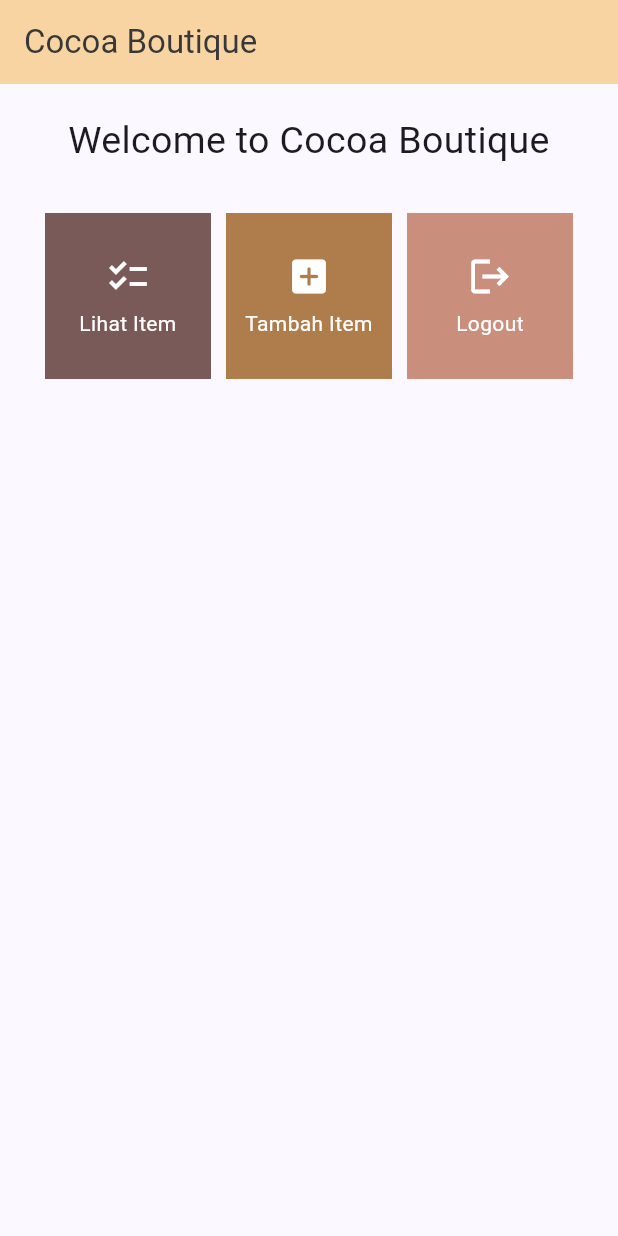
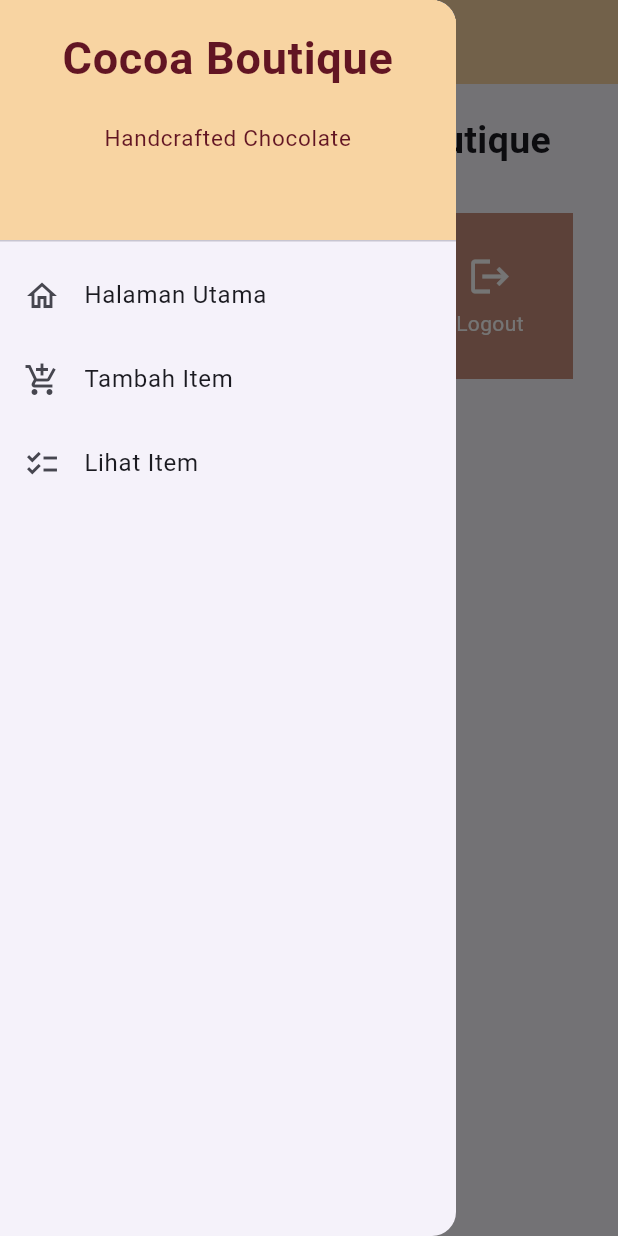
Before and after one commit to slmnrl/cocoa-boutique-mobile, a Flutter app: the screen it shows after launch, with the side drawer open (before the commit the screen has no drawer), on a phone screen of 412 x 824 dp. Run offline on Flutter 3.47's test engine with Material 2 defaults, Android fonts, the phone set to English and light mode, and no system bars.

Commit message:
TUGAS 8 SELESAI

```diff
--- a/lib/main.dart
+++ b/lib/main.dart
@@ -1,5 +1,5 @@
 import 'package:flutter/material.dart';
-import 'package:cocoa_boutique/menu.dart';
+import 'package:cocoa_boutique/screens/menu.dart';
 
 void main() {
   runApp(const MyApp());
--- a/lib/menu.dart
+++ /dev/null
@@ -1,127 +0,0 @@
-import 'package:flutter/material.dart';
-
-class ShopItem {
-  final String name;
-  final IconData icon;
-
-  ShopItem(this.name, this.icon);
-}
-
-class ShopCard extends StatelessWidget {
-  final ShopItem item;
-  final Color bgColor;
-
-  const ShopCard(this.item, this.bgColor, {super.key}) ; // Constructor
-
-  @override
-  Widget build(BuildContext context) {
-    return Material(
-      color: bgColor,
-      child: InkWell(
-        // Area responsive terhadap sentuhan
-        onTap: () {
-          // Memunculkan SnackBar ketika diklik
-          ScaffoldMessenger.of(context)
-            ..hideCurrentSnackBar()
-            ..showSnackBar(SnackBar(
-                content: Text("Kamu telah menekan tombol ${item.name}")));
-        },
-        child: Container(
-          // Container untuk menyimpan Icon dan Text
-          padding: const EdgeInsets.all(8),
-          child: Center(
-            child: Column(
-              mainAxisAlignment: MainAxisAlignment.center,
-              children: [
-                Icon(
-                  item.icon,
-                  color: Colors.white,
-                  size: 30.0,
-                ),
-                const Padding(padding: EdgeInsets.all(3)),
-                Text(
-                  item.name,
-                  textAlign: TextAlign.center,
-                  style: const TextStyle(color: Colors.white),
-                ),
-
-              ],
-            ),
-          ),
-        ),
-      ),
-    );
-  }
-}
-
-class MyHomePage extends StatelessWidget {
-    MyHomePage({Key? key}) : super(key: key);
-
-    final List<ShopItem> items = [
-        ShopItem("Lihat Item", Icons.checklist),
-        ShopItem("Tambah Item", Icons.add_box_rounded),
-        ShopItem("Logout", Icons.logout),
-    ];
-
-    @override
-    Widget build(BuildContext context) {
-        return Scaffold(
-        appBar: AppBar(
-          title: const Text(
-            'Cocoa Boutique',
-            style: TextStyle(
-              color: Color.fromARGB(255, 56, 56, 56), // Ubah warna teks menjadi abu tua
-            ),
-          ),
-          backgroundColor: Color.fromARGB(235, 248, 209, 154),
-
-        ),
-        body: SingleChildScrollView(
-          // Widget wrapper yang dapat discroll
-          child: Padding(
-            padding: const EdgeInsets.all(10.0), // Set padding dari halaman
-            child: Column(
-              // Widget untuk menampilkan children secara vertikal
-              children: <Widget>[
-                const Padding(
-                  padding: EdgeInsets.only(top: 10.0, bottom: 10.0),
-                  // Widget Text untuk menampilkan tulisan dengan alignment center dan style yang sesuai
-                  child: Text(
-                    'Welcome to Cocoa Boutique', // Text yang menandakan toko
-                    textAlign: TextAlign.center,
-                    style: TextStyle(
-                      fontSize: 25,
-                      fontWeight: FontWeight.normal,
-                    ),
-                  ),
-                ),
-                // Grid layout
-                GridView.count(
-                  // Container pada card kita.
-                  primary: true,
-                  padding: const EdgeInsets.all(20),
-                  crossAxisSpacing: 10,
-                  mainAxisSpacing: 10,
-                  crossAxisCount: 3,
-                  shrinkWrap: true,
-                  children: items.map((ShopItem item) {
-                    // Iterasi untuk setiap item
-                    Color bgColor = Colors.indigo; // Definisikan warna latar belakang sesuai item
-
-                    if (item.name == "Lihat Item") {
-                      bgColor = Color.fromARGB(255, 122, 89, 89); // Misalnya, warna latar belakang untuk "Lihat Item" adalah biru
-                    } else if (item.name == "Tambah Item") {
-                      bgColor = Color.fromARGB(255, 175, 124, 76); // Warna latar belakang untuk "Tambah Item" adalah hijau
-                    } else if (item.name == "Logout") {
-                      bgColor = Color.fromARGB(255, 201, 142, 124); // Warna latar belakang untuk "Logout" adalah merah
-                    }
-                    return ShopCard(item, bgColor);
-                  }).toList(),
-                ),
-              ],
-            ),
-          ),
-        ),
-      );
-    }
-}
--- /dev/null
+++ b/lib/models/models.dart
@@ -0,0 +1,11 @@
+class Item {
+  String name;
+  int amount;
+  String description;
+
+  Item({
+    required this.name,
+    required this.amount,
+    required this.description,
+  });
+}
--- /dev/null
+++ b/lib/screens/menu.dart
@@ -0,0 +1,76 @@
+import 'package:flutter/material.dart';
+import 'package:cocoa_boutique/widgets/left_drawer.dart';
+import 'package:cocoa_boutique/widgets/shop_cart.dart';
+
+class MyHomePage extends StatelessWidget {
+  MyHomePage({Key? key}) : super(key: key);
+
+  final List<ShopItem> items = [
+    ShopItem("Lihat Item", Icons.checklist),
+    ShopItem("Tambah Item", Icons.add_shopping_cart),
+    ShopItem("Logout", Icons.logout),
+  ];
+
+  @override
+  Widget build(BuildContext context) {
+    return Scaffold(
+      appBar: AppBar(
+        title: const Text(
+          'Cocoa Boutique',
+          style: TextStyle(
+            color: Color.fromARGB(255, 98, 21, 35), // Ubah warna teks
+          ),
+        ),
+        backgroundColor: Color.fromARGB(235, 248, 209, 154),
+        foregroundColor: Colors.white,
+      ),
+      drawer: const LeftDrawer(),
+      body: SingleChildScrollView(
+        // Widget wrapper yang dapat discroll
+        child: Padding(
+          padding: const EdgeInsets.all(10.0), // Set padding dari halaman
+          child: Column(
+            // Widget untuk menampilkan children secara vertikal
+            children: <Widget>[
+              const Padding(
+                padding: EdgeInsets.only(top: 10.0, bottom: 10.0),
+                // Widget Text untuk menampilkan tulisan dengan alignment center dan style yang sesuai
+                child: Text(
+                  'Welcome to Cocoa Boutique', // Text yang menandakan toko
+                  textAlign: TextAlign.center,
+                  style: TextStyle(
+                    fontSize: 25,
+                    fontWeight: FontWeight.bold,
+                  ),
+                ),
+              ),
+              // Grid layout
+              GridView.count(
+                // Container pada card kita.
+                primary: true,
+                padding: const EdgeInsets.all(20),
+                crossAxisSpacing: 10,
+                mainAxisSpacing: 10,
+                crossAxisCount: 3,
+                shrinkWrap: true,
+                children: items.map((ShopItem item) {
+                  // Iterasi untuk setiap item
+                  Color bgColor = Colors.indigo;
+
+                  if (item.name == "Lihat Item") {
+                    bgColor = Color.fromARGB(255, 122, 89, 89); // Misalnya, warna latar belakang untuk "Lihat Item" adalah biru
+                  } else if (item.name == "Tambah Item") {
+                    bgColor = Color.fromARGB(255, 175, 124, 76);
+                  } else if (item.name == "Logout") {
+                    bgColor = Color.fromARGB(255, 201, 142, 124);
+                  }
+                  return ShopCard(item, bgColor);
+                }).toList(),
+              ),
+            ],
+          ),
+        ),
+      ),
+    );
+  }
+}
--- /dev/null
+++ b/lib/widgets/left_drawer.dart
@@ -0,0 +1,82 @@
+import 'package:flutter/material.dart';
+import 'package:cocoa_boutique/screens/menu.dart';
+import 'package:cocoa_boutique/screens/shoplist_form.dart';
+import 'package:cocoa_boutique/screens/item_list.dart';
+
+class LeftDrawer extends StatelessWidget {
+    const LeftDrawer({super.key});
+
+    @override
+    Widget build(BuildContext context) {
+        return Drawer(
+            child: ListView(
+                children: [
+                    const DrawerHeader(
+                        decoration: BoxDecoration(
+                            color: Color.fromARGB(235, 248, 209, 154),
+                        ),
+                        child: Column(
+                            children: [
+                            Text(
+                                'Cocoa Boutique',
+                                textAlign: TextAlign.center,
+                                style: TextStyle(
+                                    fontSize: 30,
+                                    fontWeight: FontWeight.bold,
+                                    color: Color.fromARGB(255, 98, 21, 35),
+                                ),
+                            ),
+                            Padding(padding: EdgeInsets.all(10)),
+                            Text("Handcrafted Chocolate",
+                                textAlign: TextAlign.center,
+                                style: TextStyle(
+                                    fontSize: 15,
+                                    color: Color.fromARGB(255, 98, 21, 35),
+                                    ),
+                                ),
+                            ],
+                        ),
+                    ),
+                // Bagian routing
+                ListTile(
+                    leading: const Icon(Icons.home_outlined),
+                    title: const Text('Halaman Utama'),
+                    // Bagian redirection ke MyHomePage
+                    onTap: () {
+                        Navigator.pushReplacement(
+                            context,
+                            MaterialPageRoute(
+                            builder: (context) => MyHomePage(),
+                            ));
+                    },
+                ),
+
+                ListTile(
+                    leading: const Icon(Icons.add_shopping_cart),
+                    title: const Text('Tambah Item'),
+                    // Bagian redirection ke ShopFormPage
+                    onTap: () {
+                        Navigator.pushReplacement(
+                            context,
+                            MaterialPageRoute(
+                            builder: (context) => ShopFormPage(),
+                            ));
+                    },
+                ),
+                ListTile(
+                  leading: const Icon(Icons.checklist),
+                  title: const Text('Lihat Item'),
+                  onTap: () {
+                    Navigator.pushReplacement(
+                      context,
+                      MaterialPageRoute(
+                      builder: (context) => ItemListPage(itemList: itemList),
+                    ));
+                  },
+                )
+
+                ],
+            ),
+        );
+    }
+}
--- /dev/null
+++ b/lib/widgets/shop_cart.dart
@@ -0,0 +1,72 @@
+import 'package:flutter/material.dart';
+import 'package:cocoa_boutique/screens/shoplist_form.dart';
+import 'package:cocoa_boutique/screens/item_list.dart';
+
+class ShopItem {
+  final String name;
+  final IconData icon;
+
+  ShopItem(this.name, this.icon);
+}
+
+class ShopCard extends StatelessWidget {
+  final ShopItem item;
+  final Color bgColor;
+
+  const ShopCard(this.item, this.bgColor, {super.key}); // Constructor
+
+  @override
+  Widget build(BuildContext context) {
+    return Material(
+      color: bgColor,
+      child: InkWell(
+        // Area responsive terhadap sentuhan
+        onTap: () {
+          // Memunculkan SnackBar ketika diklik
+          ScaffoldMessenger.of(context)
+            ..hideCurrentSnackBar()
+            ..showSnackBar(SnackBar(
+                content: Text("Kamu telah menekan tombol ${item.name}!")));
+          // Gunakan Navigator untuk melakukan navigasi MaterialPageRoute yang sesuai
+
+          if (item.name == "Tambah Item") {
+            Navigator.push(
+                context,
+                MaterialPageRoute(
+                  builder: (context) => ShopFormPage(),
+                ));
+
+          }
+          if (item.name == "Lihat Item") {
+            Navigator.push(
+                context,
+                MaterialPageRoute(
+                    builder: (context) => ItemListPage(itemList: itemList)));
+          }
+        },
+        child: Container(
+          // Container untuk menyimpan Icon dan Text
+          padding: const EdgeInsets.all(8),
+          child: Center(
+            child: Column(
+              mainAxisAlignment: MainAxisAlignment.center,
+              children: [
+                Icon(
+                  item.icon,
+                  color: Colors.white,
+                  size: 30.0,
+                ),
+                const Padding(padding: EdgeInsets.all(3)),
+                Text(
+                  item.name,
+                  textAlign: TextAlign.center,
+                  style: const TextStyle(color: Colors.white),
+                ),
+              ],
+            ),
+          ),
+        ),
+      ),
+    );
+  }
+}
```
Also changed, not shown: lib/screens/item_list.dart (added, +66 -0 lines), lib/screens/shoplist_form.dart (added, +175 -0 lines), 1 other file.
